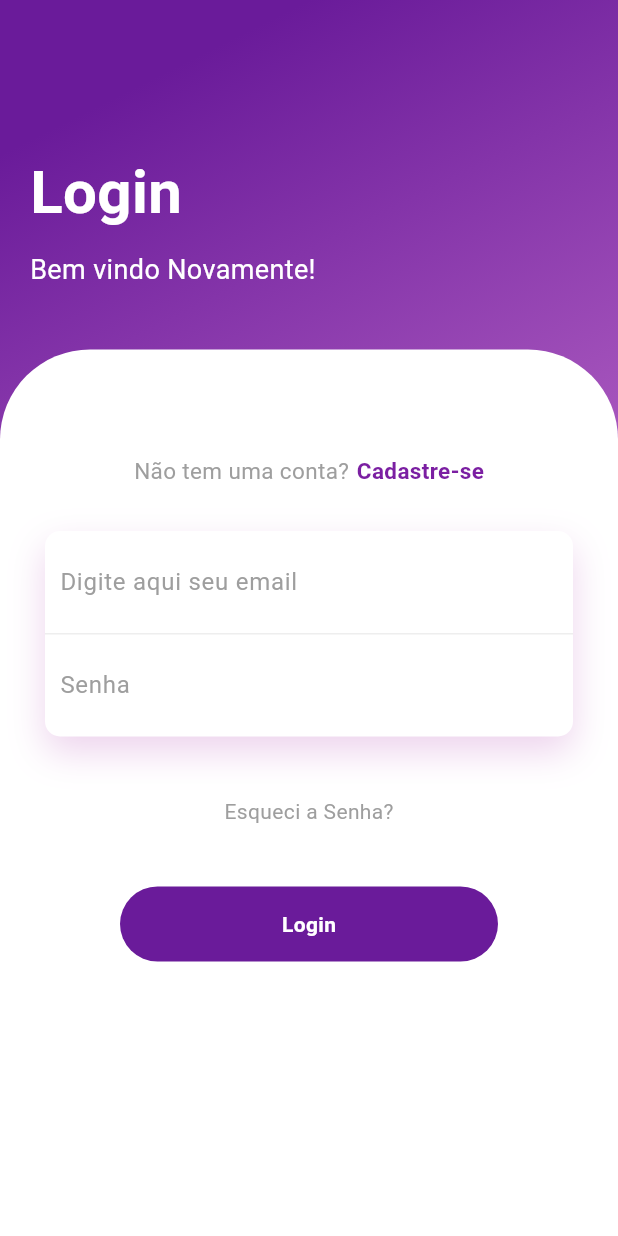
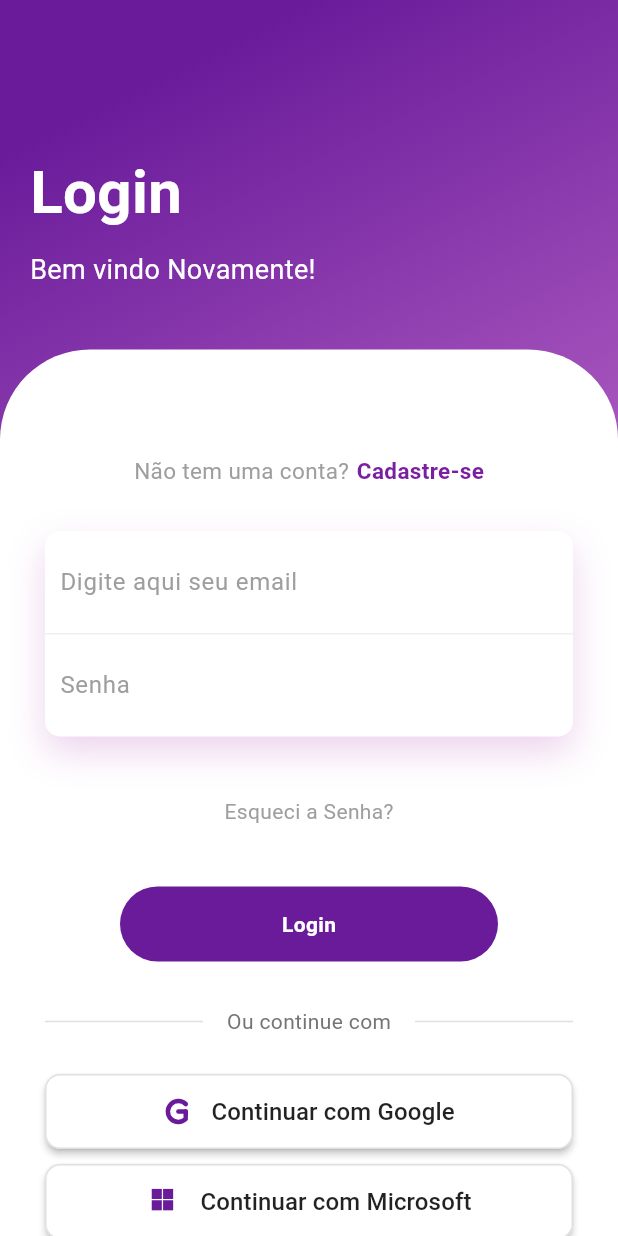
Before and after one commit to RenanSilvaMartins/Mobile_ITech, a Flutter app: the screen it shows after launch, on a phone screen of 412 x 824 dp. Run offline on Flutter 3.47's test engine with Material 3 defaults, Android fonts, the phone set to English and light mode, and no system bars.

Commit message:
adidionado botão do google e microsoft

```diff
--- a/lib/core/constants/app_strings.dart
+++ b/lib/core/constants/app_strings.dart
@@ -13,4 +13,7 @@ class AppStrings {
   static const String backToLogin = 'Voltar ao Login';
   static const String loginButton = 'Login';
   static const String signUpButton = 'Cadastrar';
+  static const String continueWithGoogle = 'Continuar com Google';
+  static const String continueWithMicrosoft = 'Continuar com Microsoft';
+  static const String orContinueWith = 'Ou continue com';
 }
--- a/lib/presentation/screens/login_screen.dart
+++ b/lib/presentation/screens/login_screen.dart
@@ -4,6 +4,8 @@ import '../../core/constants/app_colors.dart';
 import '../../core/constants/app_strings.dart';
 import '../widgets/custom_text_field.dart';
 import '../widgets/custom_button.dart';
+import '../widgets/social_login_button.dart';
+import '../widgets/logo_widgets.dart';
 
 class LoginScreen extends StatelessWidget {
   @override
@@ -116,6 +118,35 @@ class LoginScreen extends StatelessWidget {
                             // Implementar lógica de login
                           },
                         ),
+                        SizedBox(height: 30),
+                        Row(
+                          children: [
+                            Expanded(child: Divider(color: Colors.grey[300])),
+                            Padding(
+                              padding: EdgeInsets.symmetric(horizontal: 16),
+                              child: Text(
+                                AppStrings.orContinueWith,
+                                style: TextStyle(color: Colors.grey[600]),
+                              ),
+                            ),
+                            Expanded(child: Divider(color: Colors.grey[300])),
+                          ],
+                        ),
+                        SizedBox(height: 20),
+                        SocialLoginButton(
+                          text: AppStrings.continueWithGoogle,
+                          logo: GoogleLogo(size: 20),
+                          onPressed: () {
+                            // Implementar login com Google
+                          },
+                        ),
+                        SocialLoginButton(
+                          text: AppStrings.continueWithMicrosoft,
+                          logo: MicrosoftLogo(size: 24),
+                          onPressed: () {
+                            // Implementar login com Microsoft
+                          },
+                        ),
                       ],
                     ),
                   ),
--- /dev/null
+++ b/lib/presentation/widgets/logo_widgets.dart
@@ -0,0 +1,107 @@
+import 'package:flutter/material.dart';
+
+class GoogleLogo extends StatelessWidget {
+  final double size;
+
+  const GoogleLogo({Key? key, this.size = 24}) : super(key: key);
+
+  @override
+  Widget build(BuildContext context) {
+    return Container(
+      width: size,
+      height: size,
+      child: CustomPaint(
+        painter: GoogleLogoPainter(),
+      ),
+    );
+  }
+}
+
+class MicrosoftLogo extends StatelessWidget {
+  final double size;
+
+  const MicrosoftLogo({Key? key, this.size = 24}) : super(key: key);
+
+  @override
+  Widget build(BuildContext context) {
+    return Container(
+      width: size,
+      height: size,
+      child: CustomPaint(
+        painter: MicrosoftLogoPainter(),
+      ),
+    );
+  }
+}
+
+class GoogleLogoPainter extends CustomPainter {
+  @override
+  void paint(Canvas canvas, Size size) {
+    final paint = Paint()
+      ..color = Color(0xFF6A1B9A)
+      ..style = PaintingStyle.stroke
+      ..strokeWidth = 3.0
+      ..strokeCap = StrokeCap.round;
+
+    final center = Offset(size.width / 2, size.height / 2);
+    final radius = size.width * 0.35;
+
+    // Desenhar arco do G (3/4 de círculo) - abertura à direita
+    canvas.drawArc(
+      Rect.fromCircle(center: center, radius: radius),
+      0.79,  // 45 graus
+      4.71,  // 270 graus (3/4 do círculo)
+      false,
+      paint,
+    );
+
+    // Barra horizontal interna do G
+    final linePaint = Paint()
+      ..color = Color(0xFF6A1B9A)
+      ..style = PaintingStyle.stroke
+      ..strokeWidth = 3.0
+      ..strokeCap = StrokeCap.round;
+
+    canvas.drawLine(
+      Offset(center.dx, center.dy),
+      Offset(center.dx + radius * 0.7, center.dy),
+      linePaint,
+    );
+
+    // Barra vertical do G
+    canvas.drawLine(
+      Offset(center.dx + radius * 0.7, center.dy),
+      Offset(center.dx + radius * 0.7, center.dy + radius * 0.5),
+      linePaint,
+    );
+  }
+
+  @override
+  bool shouldRepaint(covariant CustomPainter oldDelegate) => false;
+}
+
+class MicrosoftLogoPainter extends CustomPainter {
+  @override
+  void paint(Canvas canvas, Size size) {
+    final paint = Paint()
+      ..color = Color(0xFF6A1B9A)
+      ..style = PaintingStyle.fill;
+
+    final center = Offset(size.width / 2, size.height / 2);
+    final logoSize = size.width * 0.7; // Mesmo tamanho proporcional da Google
+    final squareSize = logoSize * 0.4;
+    final gap = logoSize * 0.05;
+
+    final startX = center.dx - logoSize / 2;
+    final startY = center.dy - logoSize / 2;
+
+    // Quatro quadrados
+    canvas.drawRect(Rect.fromLTWH(startX, startY, squareSize, squareSize), paint);
+    canvas.drawRect(Rect.fromLTWH(startX + squareSize + gap, startY, squareSize, squareSize), paint);
+    canvas.drawRect(Rect.fromLTWH(startX, startY + squareSize + gap, squareSize, squareSize), paint);
+    canvas.drawRect(Rect.fromLTWH(startX + squareSize + gap, startY + squareSize + gap, squareSize, squareSize), paint);
+  }
+
+  @override
+  bool shouldRepaint(covariant CustomPainter oldDelegate) => false;
+}
--- /dev/null
+++ b/lib/presentation/widgets/social_login_button.dart
@@ -0,0 +1,53 @@
+import 'package:flutter/material.dart';
+
+class SocialLoginButton extends StatelessWidget {
+  final String text;
+  final Widget logo;
+  final VoidCallback onPressed;
+  final Color backgroundColor;
+  final Color textColor;
+
+  const SocialLoginButton({
+    Key? key,
+    required this.text,
+    required this.logo,
+    required this.onPressed,
+    this.backgroundColor = Colors.white,
+    this.textColor = Colors.black87,
+  }) : super(key: key);
+
+  @override
+  Widget build(BuildContext context) {
+    return Container(
+      width: double.infinity,
+      height: 50,
+      margin: EdgeInsets.symmetric(vertical: 5),
+      child: ElevatedButton(
+        onPressed: onPressed,
+        style: ElevatedButton.styleFrom(
+          backgroundColor: backgroundColor,
+          foregroundColor: textColor,
+          elevation: 2,
+          shape: RoundedRectangleBorder(
+            borderRadius: BorderRadius.circular(10),
+            side: BorderSide(color: Colors.grey.shade300),
+          ),
+        ),
+        child: Row(
+          mainAxisAlignment: MainAxisAlignment.center,
+          children: [
+            logo,
+            SizedBox(width: 12),
+            Text(
+              text,
+              style: TextStyle(
+                fontSize: 16,
+                fontWeight: FontWeight.w500,
+              ),
+            ),
+          ],
+        ),
+      ),
+    );
+  }
+}
--- a/pubspec.yaml
+++ b/pubspec.yaml
@@ -30,3 +30,4 @@ flutter:
   # A seção de assets também fica aqui, com a indentação correta.
   assets:
     - assets/imagens/
+    - assets/imagens/social_icons/
```
